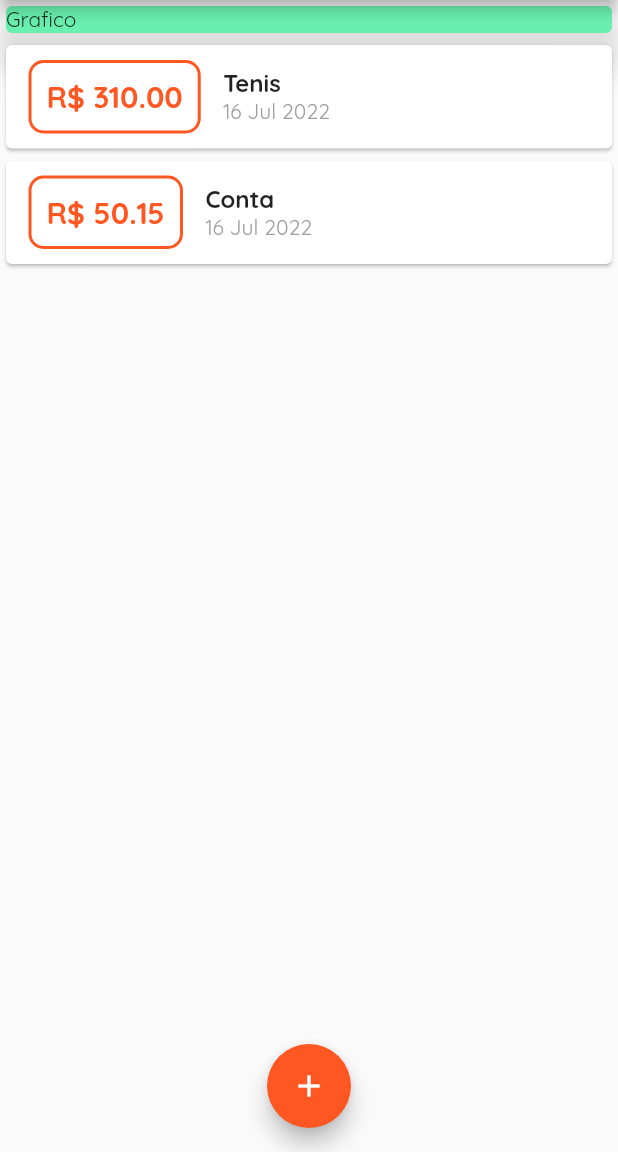
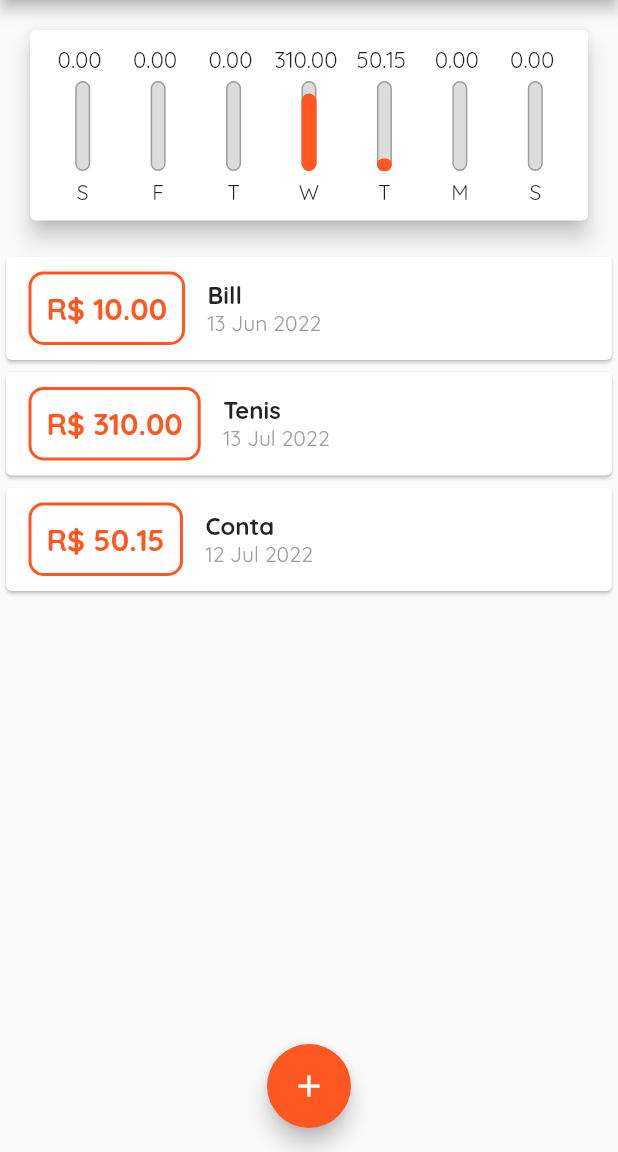
Before and after one commit to miradouro/despesas_pessoais_FLUTTER, a Flutter app: the screen it shows after launch, on a phone screen of 412 x 824 dp, the part 84-1236 px from its top. Run offline on Flutter 3.47's test engine with Material 2 defaults, Android fonts, the phone set to English and light mode, and no system bars.

Commit message:
atualizando 16/07/2022

```diff
--- /dev/null
+++ b/lib/components/chart.dart
@@ -0,0 +1,62 @@
+import 'package:flutter/material.dart';
+import '../models/transaction.dart';
+import 'package:intl/intl.dart';
+import 'chart_bar.dart';
+
+class Chart extends StatelessWidget {
+  final List<Transaction> recentTransaction;
+
+  Chart(this.recentTransaction);
+
+  List<Map<String, Object>> get groupedTransactions {
+    return List.generate(7, (index) {
+      final weekDay = DateTime.now().subtract(Duration(days: index));
+
+      double totalSum = 0.0;
+
+      for (var i = 0; i < recentTransaction.length; i++) {
+        bool sameDay = recentTransaction[i].date.day == weekDay.day;
+        bool sameMonth = recentTransaction[i].date.month == weekDay.month;
+        bool sameYear = recentTransaction[i].date.year == weekDay.year;
+        if (sameDay && sameMonth && sameYear) {
+          totalSum += recentTransaction[i].value;
+        }
+      }
+      return {
+        'day': DateFormat.E().format(weekDay)[0],
+        'value': totalSum,
+      };
+    });
+  }
+
+  double get _weekTotalValue {
+    return groupedTransactions.fold(0.0, (sum, tr) {
+      return sum + (tr["value"] as double);
+    });
+  }
+
+  @override
+  Widget build(BuildContext context) {
+    return Card(
+      elevation: 6,
+      margin: EdgeInsets.all(20),
+      child: Padding(
+        padding: const EdgeInsets.all(10),
+        child: Row(
+          mainAxisAlignment: MainAxisAlignment.spaceAround,
+          children: groupedTransactions.map((tr) {
+            // return Text('${tr['day']} : ${tr['value']}');
+            return Flexible(
+              fit: FlexFit.tight,
+              child: ChartBar(
+                tr['day'] as String,
+                tr['value'] as double,
+                (tr["value"] as double) / _weekTotalValue,
+              ),
+            );
+          }).toList(),
+        ),
+      ),
+    );
+  }
+}
--- /dev/null
+++ b/lib/components/chart_bar.dart
@@ -0,0 +1,55 @@
+import 'package:flutter/material.dart';
+
+class ChartBar extends StatelessWidget {
+  String label;
+  double value;
+  double percentage;
+
+  ChartBar(this.label, this.value, this.percentage);
+
+  @override
+  Widget build(BuildContext context) {
+    return Column(
+      children: [
+        FittedBox(
+          child: Text(
+            '${value.toStringAsFixed(2)} ',
+            style: TextStyle(fontSize: 15),
+          ),
+        ),
+        SizedBox(
+          height: 5,
+        ),
+        Container(
+          height: 60,
+          width: 10,
+          child: Stack(
+            alignment: Alignment.bottomCenter,
+            children: <Widget>[
+              Container(
+                decoration: BoxDecoration(
+                  border: Border.all(color: Colors.grey, width: 1.0),
+                  borderRadius: BorderRadius.circular(5),
+                  color: Color.fromRGBO(220, 220, 220, 1),
+                ),
+              ),
+              FractionallySizedBox(
+                heightFactor: percentage,
+                child: Container(
+                  decoration: BoxDecoration(
+                    borderRadius: BorderRadius.circular(5),
+                    color: Theme.of(context).primaryColor,
+                  ),
+                ),
+              )
+            ],
+          ),
+        ),
+        SizedBox(
+          height: 5,
+        ),
+        Text(label),
+      ],
+    );
+  }
+}
--- a/lib/components/transaction_list.dart
+++ b/lib/components/transaction_list.dart
@@ -3,7 +3,6 @@ import 'package:intl/intl.dart';
 import '../models/transaction.dart';
 
 class TransactionList extends StatelessWidget {
-
   final List<Transaction> transactions;
 
   TransactionList(this.transactions);
@@ -12,7 +11,31 @@ class TransactionList extends StatelessWidget {
   Widget build(BuildContext context) {
     return Container(
       height: 380,
-      child: ListView.builder(
+      child: transactions.isEmpty
+          ? SingleChildScrollView(
+            child: Column(
+                children: <Widget>[
+                  SizedBox(height: 40,),
+                  Container(
+                    height: 200,
+                    child: Image.asset(
+                      "assets/images/waiting.png",
+                      fit: BoxFit.cover,
+                    ),
+                  ),
+                  SizedBox(height: 40,),
+                  Text(
+                    "Nenhuma Transação Cadastrada!",
+                    style: TextStyle(
+                      fontFamily: "OpenSans",
+                      fontSize: 20,
+                      fontWeight: FontWeight.w700,
+                    ),
+                  ),
+                ],
+              ),
+          )
+          : ListView.builder(
               itemCount: transactions.length,
               itemBuilder: (ctx, index) {
                 final tr = transactions[index];
--- a/lib/main.dart
+++ b/lib/main.dart
@@ -1,4 +1,5 @@
 import 'package:flutter/material.dart';
+import 'components/chart.dart';
 import 'components/transaction_form.dart';
 import 'models/transaction.dart';
 import 'components/transaction_list.dart';
@@ -29,10 +30,34 @@ class MyHomePage extends StatefulWidget {
 }
 
 class _MyHomePageState extends State<MyHomePage> {
-  final _transactions = [
-    Transaction(id: "t1", title: "Tenis", value: 310, date: DateTime.now()),
-    Transaction(id: "t2", title: "Conta", value: 50.15, date: DateTime.now()),
+  final List<Transaction> _transactions = [
+    Transaction(
+      id: "t0",
+      title: "Bill",
+      value: 10,
+      date: DateTime.now().subtract(Duration(days: 33)),
+    ),
+    Transaction(
+      id: "t1",
+      title: "Tenis",
+      value: 310,
+      date: DateTime.now().subtract(Duration(days: 3)),
+    ),
+    Transaction(
+      id: "t2",
+      title: "Conta",
+      value: 50.15,
+      date: DateTime.now().subtract(Duration(days: 4)),
+    ),
   ];
+
+  List<Transaction> get _recentTransactions {
+    return _transactions.where((tr) {
+      return tr.date.isAfter(DateTime.now().subtract(
+        Duration(days: 7),
+      ));
+    }).toList();
+  }
 
   _addTransaction(String title, double value) {
     final newTransaction = Transaction(
@@ -71,14 +96,7 @@ class _MyHomePageState extends State<MyHomePage> {
         child: Column(
           crossAxisAlignment: CrossAxisAlignment.center,
           children: <Widget>[
-            Container(
-              width: double.infinity,
-              child: Card(
-                color: Colors.greenAccent,
-                child: Text("Grafico"),
-                elevation: 10,
-              ),
-            ),
+            Chart(_recentTransactions),
             TransactionList(_transactions),
           ],
         ),
--- a/pubspec.yaml
+++ b/pubspec.yaml
@@ -59,9 +59,8 @@ flutter:
   uses-material-design: true
 
   # To add assets to your application, add an assets section, like this:
-  # assets:
-  #   - images/a_dot_burr.jpeg
-  #   - images/a_dot_ham.jpeg
+  assets:
+    - assets/images/waiting.png
 
   # An image asset can refer to one or more resolution-specific "variants", see
   # https://flutter.dev/assets-and-images/#resolution-aware
```
Also changed, not shown: assets/images/waiting.png (added). Lines whose indentation alone changed are shown as unchanged.
